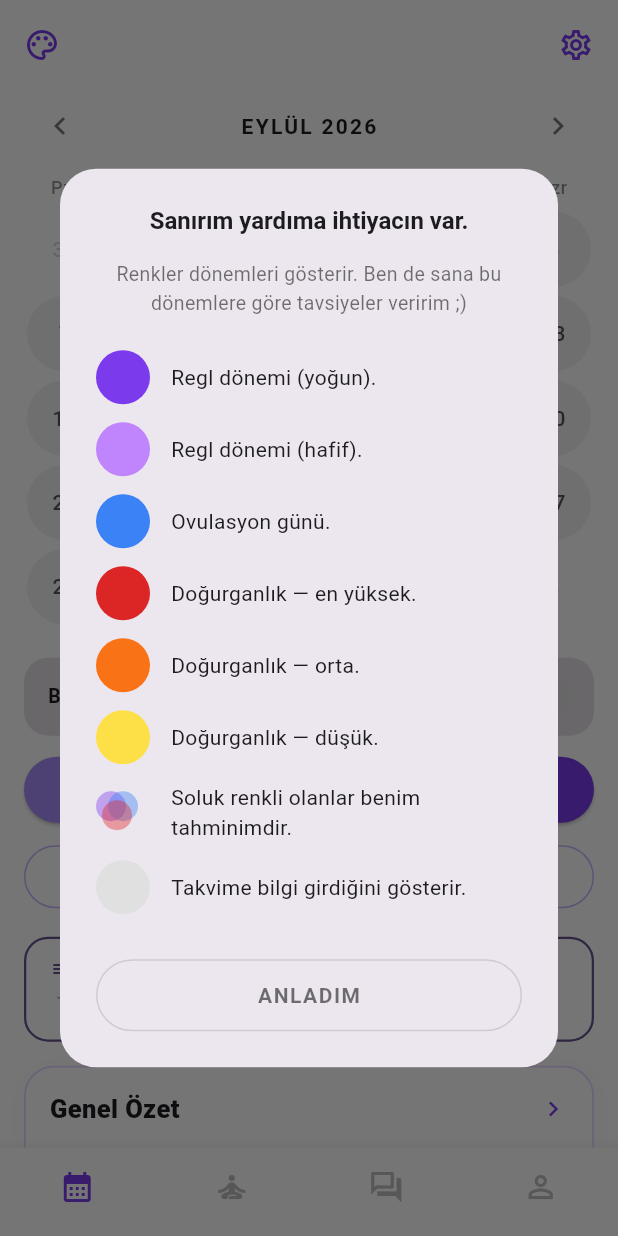
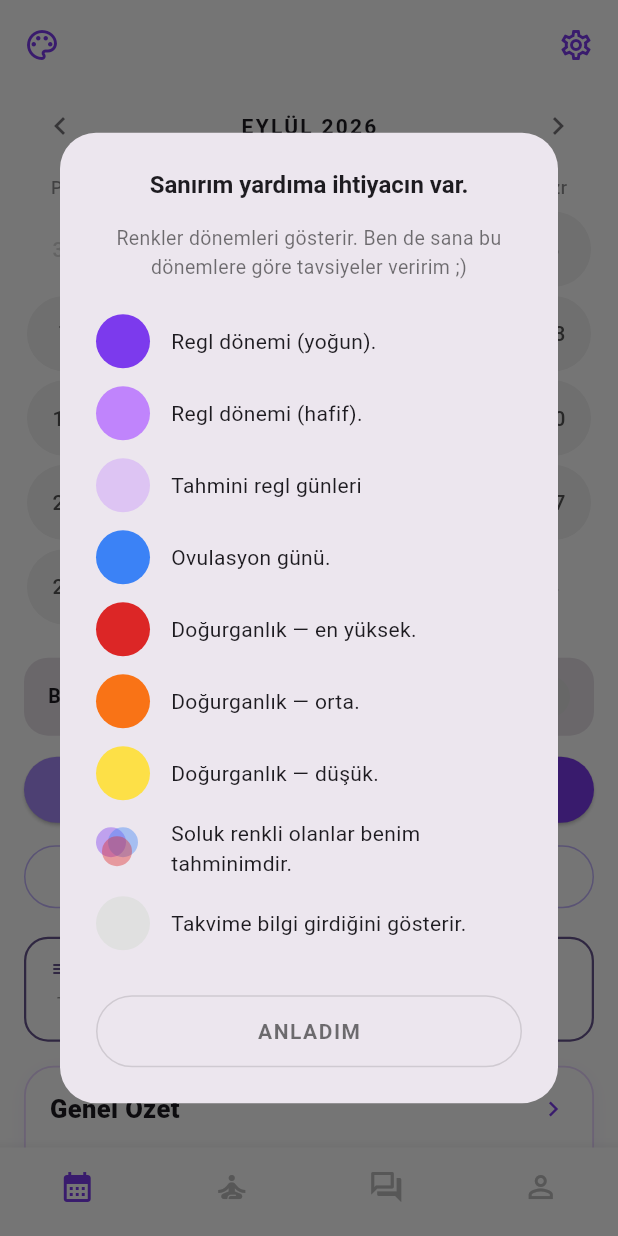
Before and after one commit to Ceydakhrmn/ayzit-app, a Flutter app: the MainShell screen opened directly, after a tap on the "palette" icon, on a phone screen of 412 x 824 dp. Run offline on Flutter 3.47's test engine with Material 3 defaults, Android fonts, the phone set to English and light mode, and no system bars; our stand-ins replace cloud_firestore, firebase_auth, firebase_core, firebase_crashlytics, firebase_messaging, fl_chart and 6 more; missing offline and left inert: firebase_app_check, purchases_flutter; accounts and stored records are empty.

Commit message:
Show expected periods, ovulation and fertile window from logged periods

```diff
--- a/lib/models/cycle_model.dart
+++ b/lib/models/cycle_model.dart
@@ -8,6 +8,7 @@
   periodLight,  // Regl hafif — açık mor
   periodMid,    // Regl orta — orta mor
   periodPeak,   // Regl yoğun — koyu mor
+  periodPredicted, // Tahmini regl (henüz işaretlenmemiş) — soluk mor
   fertilelow,   // Düşük doğurganlık — sarı
   fertileMid,   // Orta doğurganlık — turuncu
   fertilePeak,  // En yüksek doğurganlık — kırmızı
--- a/lib/models/period_log.dart
+++ b/lib/models/period_log.dart
@@ -17,8 +17,10 @@
 ///    tahmini [periodLength] boyunca regl rengi
 /// 3. Diğer günler → bu günden önceki son döneme göre ovulasyon/doğurganlık.
 ///    İki kayıtlı dönem arasındaysa gerçek döngü uzunluğu, son dönemden
-///    sonrasıysa ayarlardaki [cycleLength] ile ileriye doğru tahmin. Tahmini regl
-///    günleri boyanmaz; yalnızca gerçek kayıtlar regl rengi alır.
+///    sonrasıysa ayarlardaki [cycleLength] ile ileriye doğru tahmin.
+/// 4. Son dönemden sonraki döngülerin ilk [periodLength] günü →
+///    [DayPhase.periodPredicted] (soluk). [today]'den önceki tahmini günler
+///    boyanmaz: işaretlenmediyse o günlerde regl olunmamıştır.
 ///
 /// Hiç kayıt yoksa tüm günler boş kalır; uygulama kimseye varsayılan bir
 /// regl tarihi atamaz.
@@ -28,6 +30,7 @@
   required int cycleLength,
   required int periodLength,
   DateTime? activePeriodStart,
+  DateTime? today,
 }) {
   final d = PeriodLog.dateOnly(date);
 
@@ -56,13 +59,19 @@
     cycleLen = cycleLength;
     dayInCycle = sinceAnchor % cycleLen + 1;
   }
-  if (dayInCycle <= periodLength) return DayPhase.none;
+  if (dayInCycle <= periodLength) {
+    final isPredicted = next == null &&
+        sinceAnchor >= cycleLen &&
+        (today == null || !d.isBefore(PeriodLog.dateOnly(today)));
+    return isPredicted ? DayPhase.periodPredicted : DayPhase.none;
+  }
   return CycleModel.fertilePhaseFor(dayInCycle, cycleLen);
 }
 
 /// Son kayıtlı regle ve ayarlardaki sürelere göre yaklaşan tarihler.
 class CycleForecast {
-  /// Sonraki regl (bugün ya da sonrası).
+  /// Takvimde soluk gösterilen sıradaki tahmini reglin ilk günü. Regl
+  /// gecikmişse (tahmini günler sürerken) bugünden önce olabilir.
   final DateTime nextPeriod;
 
   /// Bugünü kapsayan ya da sıradaki doğurganlık penceresi ve ovulasyon günü.
@@ -94,10 +103,10 @@
   DateTime at(int offset) =>
       DateTime(anchor.year, anchor.month, anchor.day + offset);
 
-  // Sonraki regl: son kayıttan itibaren bugüne denk gelen ya da ilk gelecek
-  // döngü başlangıcı (kayıtlı dönemin kendisi sayılmaz).
+  // Sonraki regl: son günü bugünden önce olmayan ilk tahmini dönem (kayıtlı
+  // dönemin kendisi sayılmaz); takvimdeki soluk günlerle aynı.
   var k = 1;
-  while (at(k * cycleLength).isBefore(t)) {
+  while (at(k * cycleLength + math.max<int>(periodLength, 1) - 1).isBefore(t)) {
     k++;
   }
   final nextPeriod = at(k * cycleLength);
--- a/lib/providers/cycle_provider.dart
+++ b/lib/providers/cycle_provider.dart
@@ -741,6 +741,7 @@
         cycleLength: _cycleLength,
         periodLength: _periodLength,
         activePeriodStart: _isPeriodActive ? _periodActualStart : null,
+        today: DateTime.now(),
       );
 
   // ── Statistics helpers ──
--- a/lib/screens/home_screen.dart
+++ b/lib/screens/home_screen.dart
@@ -2,6 +2,7 @@
 import 'package:provider/provider.dart';
 import '../l10n/app_localizations.dart';
 import '../providers/cycle_provider.dart';
+import '../utils/phase_colors.dart';
 import '../widgets/calendar_grid.dart';
 import 'symptom_sheet.dart';
 import 'settings_screen.dart';
@@ -38,6 +39,10 @@
           const SizedBox(height: 16),
           _LegendRow(color: const Color(0xFF7C3AED), label: l10n.legendPeriodHeavy),
           _LegendRow(color: const Color(0xFFC084FC), label: l10n.legendPeriodLight),
+          _LegendRow(
+            color: kPeriodPredicted,
+            label: l10n.isTurkish ? 'Tahmini regl günleri' : 'Expected period days',
+          ),
           _LegendRow(color: const Color(0xFF3B82F6), label: l10n.legendOvulation),
           _LegendRow(color: const Color(0xFFDC2626), label: l10n.legendFertileHigh),
           _LegendRow(color: const Color(0xFFF97316), label: l10n.legendFertileMedium),
--- a/lib/utils/phase_colors.dart
+++ b/lib/utils/phase_colors.dart
@@ -24,6 +24,7 @@
 const Color kPeriodLight = Color(0xFFC084FC); // açık mor
 const Color kPeriodMid   = Color(0xFFA855F7); // orta mor
 const Color kPeriodPeak  = Color(0xFF7C3AED); // koyu mor/lacivert
+const Color kPeriodPredicted = Color(0x59C084FC); // soluk mor (tahmini regl)
 
 // Isı skalası — Doğurganlık
 const Color kFertileLow  = Color(0xFFFDE047); // sarı
@@ -85,6 +86,8 @@
       return isTurkish ? 'Regl — orta yoğunluk' : 'Period — medium';
     case DayPhase.periodPeak:
       return isTurkish ? 'Regl — yoğun' : 'Period — heavy';
+    case DayPhase.periodPredicted:
+      return isTurkish ? 'Tahmini regl günü' : 'Expected period day';
     case DayPhase.fertilelow:
       return isTurkish ? 'Doğurganlık — düşük' : 'Fertility — low';
     case DayPhase.fertileMid:
@@ -118,6 +121,12 @@
         textColor: Colors.white,
         label: 'Regl — yoğun',
       );
+    case DayPhase.periodPredicted:
+      return const PhaseStyle(
+        background: kPeriodPredicted,
+        textColor: Color(0xFF7E22CE),
+        label: 'Tahmini regl günü',
+      );
     case DayPhase.fertilelow:
       return const PhaseStyle(
         background: kFertileLow,
--- a/lib/widgets/cycle_summary_card.dart
+++ b/lib/widgets/cycle_summary_card.dart
@@ -208,7 +208,11 @@
             _SummaryRow(
               label: isEn ? 'Next period (estimated)' : 'Sonraki regl (tahmini)',
               value: _fmtFull(forecast.nextPeriod, isEn),
-              sub: _relative(forecast.nextPeriod, now, isEn),
+              sub: PeriodLog.daysBetween(forecast.nextPeriod, now) > 0
+                  ? (isEn
+                      ? 'Expected ${PeriodLog.daysBetween(forecast.nextPeriod, now)} days ago'
+                      : '${PeriodLog.daysBetween(forecast.nextPeriod, now)} gün önce bekleniyordu')
+                  : _relative(forecast.nextPeriod, now, isEn),
             ),
             Divider(height: 1, indent: 16, endIndent: 16,
                 color: cs.onSurface.withValues(alpha: 0.1)),
```
Also changed, not shown: 1 other file.
